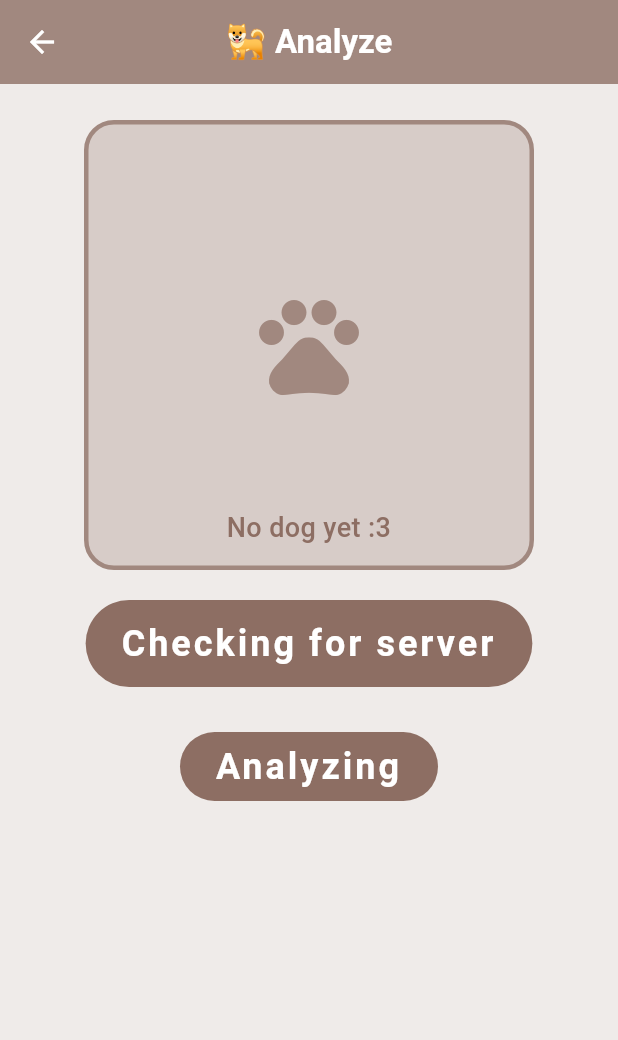
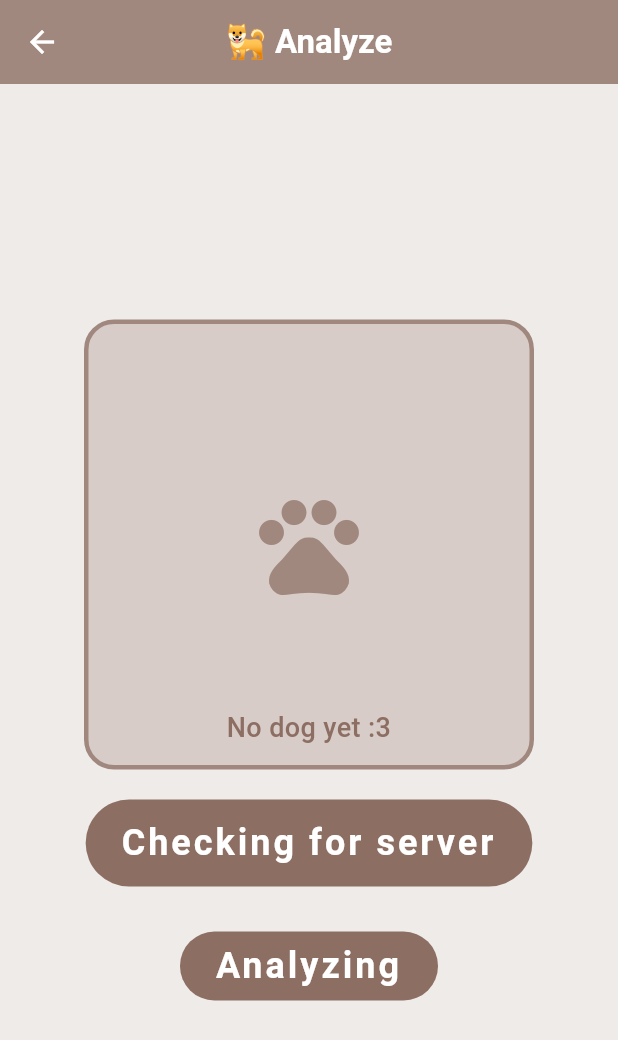
Before and after one commit to twig46/dogdex, a Flutter app: the screen it shows after launch, after a tap on the "camera alt" icon, on a phone screen of 412 x 824 dp. Shown: the top 1040 px of the screen. Run offline on Flutter 3.47's test engine with Material 3 defaults, Android fonts, the phone set to English and light mode, and no system bars; our stand-ins replace image_picker, shared_preferences; missing offline and left inert: encrypt, pointycastle; network calls fail; project files that could hold a hidden picture were left out.

Commit message:
implemented scaling from web branch fixed centering on upload screen

```diff
--- a/lib/main.dart
+++ b/lib/main.dart
@@ -143,7 +143,57 @@ class MyApp extends StatelessWidget {
         ),
         useMaterial3: true,
       ),
+      builder: (context, child) {
+        if (child == null) {
+          return const SizedBox.shrink();
+        }
+        return _HorizontalWidthScale(child: child);
+      },
       home: const DogCollectionScreen(showOnlySaved: false),
+    );
+  }
+}
+
+class _HorizontalWidthScale extends StatelessWidget {
+  const _HorizontalWidthScale({required this.child});
+
+  final Widget child;
+  static const double _designWidth = 430;
+
+  @override
+  Widget build(BuildContext context) {
+    return LayoutBuilder(
+      builder: (context, constraints) {
+        if (!constraints.hasBoundedWidth ||
+            !constraints.hasBoundedHeight ||
+            constraints.maxWidth <= 0 ||
+            constraints.maxHeight <= 0) {
+          return child;
+        }
+
+        final width = constraints.maxWidth;
+        final scaleX = width > _designWidth ? width / _designWidth : 1.0;
+
+        if (scaleX <= 1.0) {
+          return child;
+        }
+
+        final scaledChildHeight = constraints.maxHeight / scaleX;
+
+        return ClipRect(
+          child: SizedBox.expand(
+            child: FittedBox(
+              fit: BoxFit.fitWidth,
+              alignment: Alignment.topCenter,
+              child: SizedBox(
+                width: _designWidth,
+                height: scaledChildHeight,
+                child: child,
+              ),
+            ),
+          ),
+        );
+      },
     );
   }
 }
@@ -395,8 +445,8 @@ class _DogUploadScreenState extends State<DogUploadScreen> {
         foregroundColor: Colors.white,
         elevation: 0,
       ),
-      body: SingleChildScrollView(
-        child: Center(
+      body: Center(
+        child: SingleChildScrollView(
           child: Padding(
             padding: const EdgeInsets.all(24.0),
             child: Column(
```
